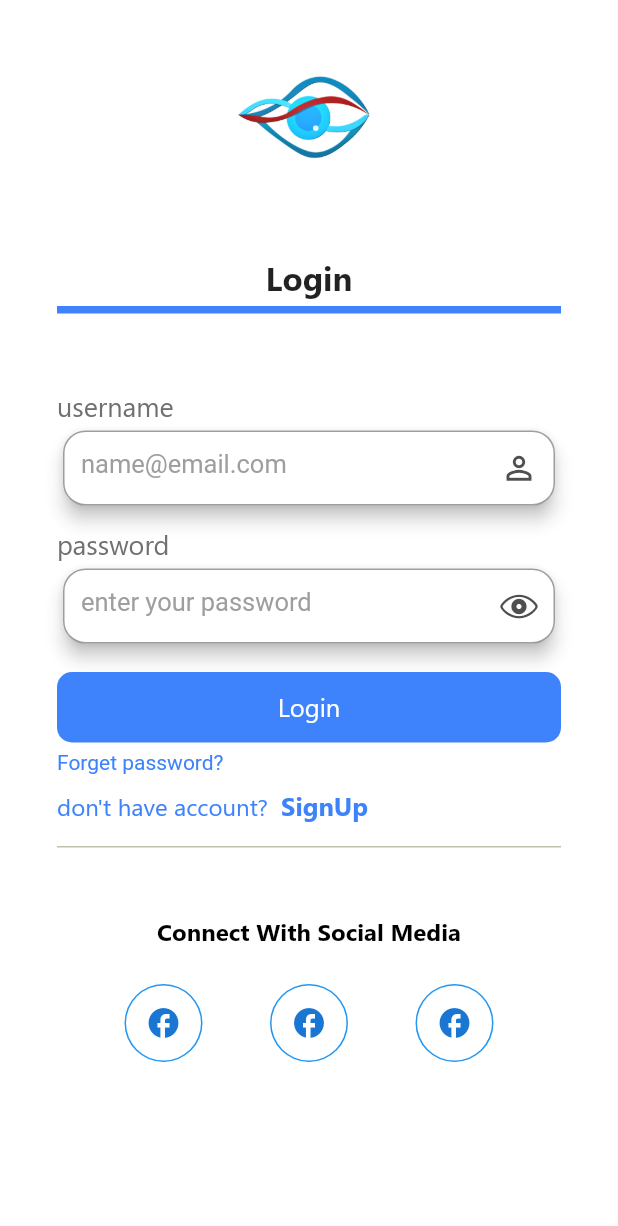
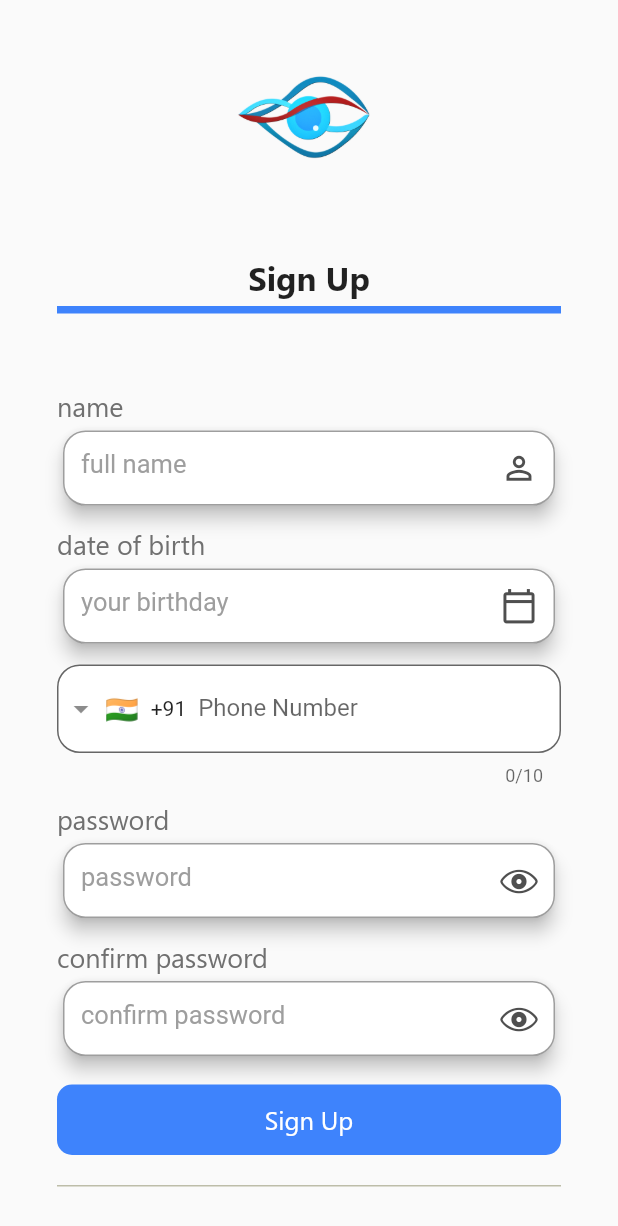
Before and after one commit to youssefgamal11/Blink_To_Live, a Flutter app: the screen it shows after launch, after a tap on "SignUp", on a phone screen of 412 x 824 dp. Shown: the top 1226 px of the screen. Run offline on Flutter 3.47's test engine with Material 2 defaults, Android fonts, the phone set to English and light mode, and no system bars; drawn by our look-alikes of intl_phone_field; our stand-ins replace pin_code_fields.

Commit message:
signUp_verify

```diff
--- a/lib/modules/signin/signin_screen.dart
+++ b/lib/modules/signin/signin_screen.dart
@@ -1,9 +1,8 @@
 import 'package:blink_to_live/modules/forget_password_email/forget_password_email_screen.dart';
+import 'package:blink_to_live/modules/signup/signup_screen.dart';
 import 'package:blink_to_live/shared/components/components.dart';
 import 'package:flutter/cupertino.dart';
 import 'package:flutter/material.dart';
-import 'package:font_awesome_flutter/font_awesome_flutter.dart';
-
 class SignInScreen extends StatelessWidget {
   const SignInScreen({Key? key}) : super(key: key);
 
@@ -93,7 +92,9 @@ class SignInScreen extends StatelessWidget {
                                   fontSize: 17,
                                   fontWeight: FontWeight.bold),
                             ),
-                            onTap: () {})
+                            onTap: () {
+                              navigateTo(context,SignUpScreen());
+                            })
                       ],
                     ),
                     SizedBox(
--- /dev/null
+++ b/lib/modules/signup/signup_screen.dart
@@ -0,0 +1,134 @@
+import 'package:blink_to_live/modules/verification/verify_screen.dart';
+import 'package:blink_to_live/shared/components/components.dart';
+import 'package:flutter/cupertino.dart';
+import 'package:flutter/material.dart';
+import 'package:intl_phone_field/intl_phone_field.dart';
+class SignUpScreen extends StatelessWidget {
+  @override
+  Widget build(BuildContext context) {
+    return Scaffold(
+      body: SingleChildScrollView(
+        child: Padding(
+          padding: const EdgeInsets.only(left: 38.0, right: 38),
+          child: Column(
+            children: [
+              Image(
+                  image:
+                  AssetImage('assets/Finally-without-shadow-or-txt.png'),
+                  width: 150,
+                  height: 150),
+              SizedBox(
+                height: 20,
+              ),
+              Text(
+                'Sign Up',
+                style: TextStyle(
+                    fontSize: 22,
+                    fontFamily: 'Segoe',
+                    fontWeight: FontWeight.bold),
+              ),
+              SizedBox(height: 5),
+              Container(
+                height: 5,
+                color: Color(0xff3E83FC),
+              ),
+              SizedBox(height: 50),
+              Column(
+                crossAxisAlignment: CrossAxisAlignment.start,
+                children: [
+                Text(
+                  'name',
+                  style: TextStyle(
+                      fontFamily: 'Segoe',
+                      fontSize: 18,
+                      color: Color(0xff707070)),
+                ),
+                defaultTextFormField(hintText: 'full name',icon: Icons.person_outline),
+                  SizedBox(height: 10),
+                  Text(
+                    'date of birth',
+                    style: TextStyle(
+                        fontFamily: 'Segoe',
+                        fontSize: 18,
+                        color: Color(0xff707070)),
+                  ),
+                  defaultTextFormField(hintText: 'your birthday',icon: Icons.calendar_today_outlined),
+                  SizedBox(height: 10),
+                  Container(
+                    child: IntlPhoneField(
+                      decoration: InputDecoration(
+                            filled: true,
+                        fillColor: Colors.white,
+                        labelText: 'Phone Number',
+                        border: OutlineInputBorder(
+                          borderRadius:BorderRadius.circular(15),
+                        ),
+                      ),
+                      initialCountryCode: 'IN',
+
+                    ),
+                  ),
+                  SizedBox(height: 10),
+                  Text(
+                    'password',
+                    style: TextStyle(
+                        fontFamily: 'Segoe',
+                        fontSize: 18,
+                        color: Color(0xff707070)),
+                  ),
+                  defaultTextFormField(hintText: 'password',icon: CupertinoIcons.eye),
+                  SizedBox(height: 10),
+                  Text(
+                    'confirm password',
+                    style: TextStyle(
+                        fontFamily: 'Segoe',
+                        fontSize: 18,
+                        color: Color(0xff707070)),
+                  ),
+                  defaultTextFormField(hintText: 'confirm password',icon: CupertinoIcons.eye),
+                  SizedBox(height: 15),
+                  InkWell(child: defaultAuthButton(buttonName: 'Sign Up',),onTap: ()=>navigateTo(context, VerifyScreen()),),
+                  SizedBox(height: 5),
+
+                  SizedBox(
+                    height: 15,
+                  ),
+                  Container(
+                    color: Color(0xff70707042),
+                    height: 1,
+                  ),
+                  SizedBox(
+                    height: 45,
+                  ),
+                  Center(
+                      child: Text(
+                        'Connect With Social Media',
+                        style: TextStyle(
+                            color: Colors.black,
+                            fontFamily: 'Segoe',
+                            fontSize: 16,
+                            fontWeight: FontWeight.bold),
+                      )),
+                  SizedBox(
+                    height: 15,
+                  ),
+                  Padding(
+                    padding:
+                    const EdgeInsets.only(left: 45.0, right: 45, top: 10),
+                    child: Row(
+                      mainAxisAlignment: MainAxisAlignment.spaceBetween,
+                      children: [
+                        socialMediaButton(icon: Icons.facebook_outlined),
+                        socialMediaButton(icon: Icons.facebook_outlined),
+                        socialMediaButton(icon: Icons.facebook_outlined),
+                      ],
+                    ),
+                  ),
+              ],)
+            ],
+          ),
+        ),
+      ),
+    );
+  }
+}
--- a/lib/shared/components/components.dart
+++ b/lib/shared/components/components.dart
@@ -28,10 +28,8 @@ Widget defaultTextFormField({ String? hintText , IconData ? icon}){
 
 }
 
-Widget defaultAuthButton({required String buttonName}){
-  return  InkWell(
-    onTap:(){},
-    child: Container(
+Widget defaultAuthButton({required String buttonName, function}){
+  return  Container(
     width: double.infinity,
     height: 47,
     decoration: BoxDecoration(
@@ -39,7 +37,6 @@ Widget defaultAuthButton({required String buttonName}){
         borderRadius: BorderRadius.circular(10)
     ),
     child: Center(child: Text(buttonName , style: TextStyle(fontFamily: 'Segoe' , color: Colors.white,fontSize: 17),)),
-    ),
   );
 
 }
--- a/pubspec.yaml
+++ b/pubspec.yaml
@@ -28,7 +28,8 @@ dependencies:
   # The following adds the Cupertino Icons font to your application.
   # Use with the CupertinoIcons class for iOS style icons.
   cupertino_icons: ^1.0.2
-
+  intl_phone_field: ^2.1.0
+  pin_code_fields: ^7.3.0
 dev_dependencies:
   flutter_test:
     sdk: flutter
```
Also changed, not shown: lib/modules/verification/verify_screen.dart (added, +81 -0 lines), pubspec.lock. Lines whose indentation alone changed are shown as unchanged.
